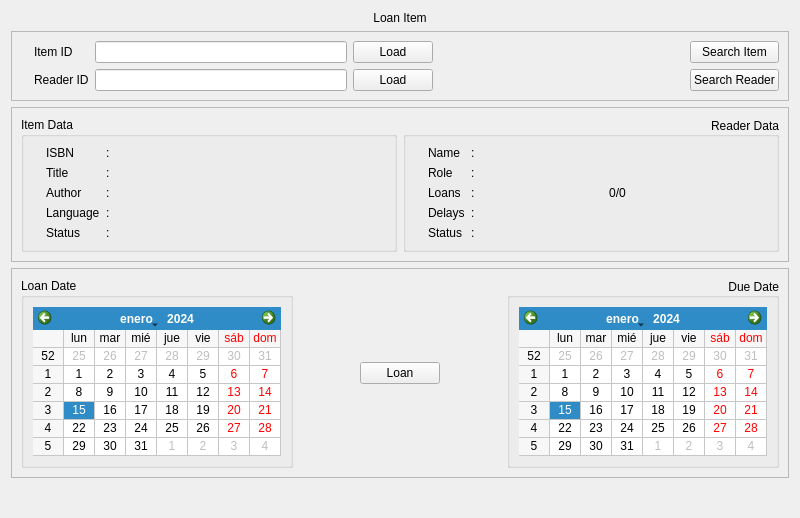
The window that src/Gui/mLoanReturnBook.ui (cagonza6/Buho) describes before a commit, drawn with Qt 5.
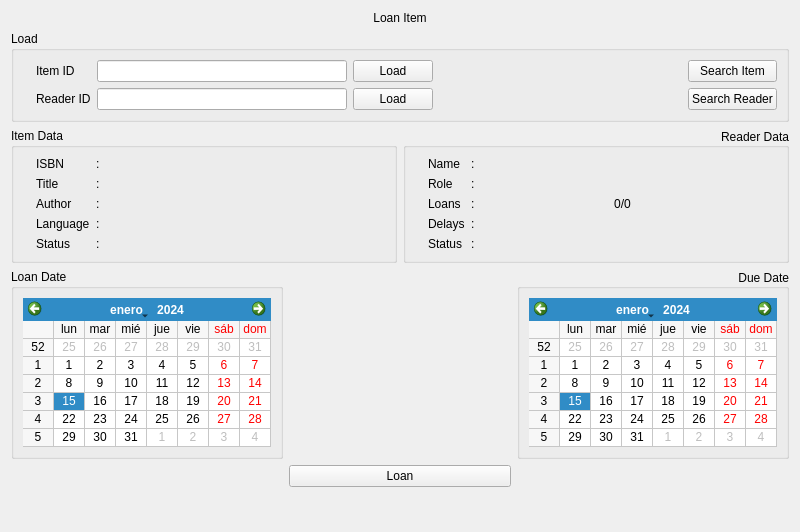
The same window after the commit. Icons and pictures are not drawn.

Commit message:
Loan, Return, Renew items have an improved Gui: button moved, less boxes
Search Users has the improved status icons, searchs by all the statuses

What changed in the file:
```diff
--- a/src/Gui/mLoanReturnBook.ui
+++ b/src/Gui/mLoanReturnBook.ui
@@ -7,7 +7,7 @@
     <x>0</x>
     <y>0</y>
     <width>800</width>
-    <height>518</height>
+    <height>532</height>
    </rect>
   </property>
   <property name="minimumSize">
@@ -40,12 +40,9 @@
     </widget>
    </item>
    <item>
-    <widget class="QFrame" name="frame_4">
-     <property name="frameShape">
-      <enum>QFrame::StyledPanel</enum>
-     </property>
-     <property name="frameShadow">
-      <enum>QFrame::Raised</enum>
+    <widget class="QGroupBox" name="groupBox_4">
+     <property name="title">
+      <string>Load</string>
      </property>
      <layout class="QGridLayout" name="gridLayout">
       <item row="0" column="1">
@@ -146,17 +143,132 @@
     </widget>
    </item>
    <item>
-    <widget class="QFrame" name="frame">
-     <property name="frameShape">
-      <enum>QFrame::StyledPanel</enum>
-     </property>
-     <property name="frameShadow">
-      <enum>QFrame::Raised</enum>
-     </property>
-     <layout class="QVBoxLayout" name="verticalLayout_2">
+    <layout class="QHBoxLayout" name="horizontalLayout_4">
       <item>
-       <layout class="QGridLayout" name="gridLayout_2">
+      <widget class="QGroupBox" name="groupItemData">
+       <property name="title">
+        <string>Item Data</string>
+       </property>
+       <layout class="QGridLayout" name="gridLayout_4" columnstretch="0,0,0,1">
+        <item row="4" column="3">
+         <widget class="QLabel" name="label_field_itemStatus">
+          <property name="text">
+           <string/>
+          </property>
+         </widget>
+        </item>
+        <item row="0" column="3">
+         <widget class="QLabel" name="label_field_isbn">
+          <property name="text">
+           <string/>
+          </property>
+         </widget>
+        </item>
+        <item row="1" column="2">
+         <widget class="QLabel" name="colon2">
+          <property name="text">
+           <string>:</string>
+          </property>
+         </widget>
+        </item>
+        <item row="3" column="1">
+         <widget class="QLabel" name="label_itemLanglabel_4">
+          <property name="text">
+           <string>Language</string>
+          </property>
+         </widget>
+        </item>
         <item row="1" column="1">
+         <widget class="QLabel" name="label_title">
+          <property name="text">
+           <string>Title</string>
+          </property>
+         </widget>
+        </item>
+        <item row="4" column="1">
+         <widget class="QLabel" name="label_item_status">
+          <property name="text">
+           <string>Status</string>
+          </property>
+         </widget>
+        </item>
+        <item row="2" column="1">
+         <widget class="QLabel" name="Label_author">
+          <property name="text">
+           <string>Author</string>
+          </property>
+         </widget>
+        </item>
+        <item row="3" column="2">
+         <widget class="QLabel" name="colon9">
+          <property name="text">
+           <string>:</string>
+          </property>
+         </widget>
+        </item>
+        <item row="0" column="2">
+         <widget class="QLabel" name="colon1">
+          <property name="text">
+           <string>:</string>
+          </property>
+         </widget>
+        </item>
+        <item row="0" column="1">
+         <widget class="QLabel" name="label_ISBN">
+          <property name="text">
+           <string>ISBN</string>
+          </property>
+         </widget>
+        </item>
+        <item row="4" column="0">
+         <widget class="QLabel" name="check_item">
+          <property name="text">
+           <string/>
+          </property>
+          <property name="pixmap">
+           <pixmap resource="myicons.qrc">:/status/resources/pixmap/icons/status/status-no.png</pixmap>
+          </property>
+         </widget>
+        </item>
+        <item row="2" column="2">
+         <widget class="QLabel" name="colon3">
+          <property name="text">
+           <string>:</string>
+          </property>
+         </widget>
+        </item>
+        <item row="4" column="2">
+         <widget class="QLabel" name="colon8">
+          <property name="text">
+           <string>:</string>
+          </property>
+         </widget>
+        </item>
+        <item row="3" column="3">
+         <widget class="QLabel" name="label_field_lang">
+          <property name="text">
+           <string/>
+          </property>
+         </widget>
+        </item>
+        <item row="1" column="3">
+         <widget class="QLabel" name="label_field_title">
+          <property name="text">
+           <string/>
+          </property>
+         </widget>
+        </item>
+        <item row="2" column="3">
+         <widget class="QLabel" name="label_field_author">
+          <property name="text">
+           <string/>
+          </property>
+         </widget>
+        </item>
+       </layout>
+      </widget>
+     </item>
+     <item>
          <widget class="QGroupBox" name="groupReaderData">
           <property name="title">
            <string>Reader Data</string>
@@ -318,145 +430,11 @@
           </layout>
          </widget>
         </item>
-        <item row="1" column="0">
-         <widget class="QGroupBox" name="groupItemData">
-          <property name="title">
-           <string>Item Data</string>
-          </property>
-          <layout class="QGridLayout" name="gridLayout_4" columnstretch="0,0,0,1">
-           <item row="4" column="3">
-            <widget class="QLabel" name="label_field_itemStatus">
-             <property name="text">
-              <string/>
-             </property>
-            </widget>
-           </item>
-           <item row="0" column="3">
-            <widget class="QLabel" name="label_field_isbn">
-             <property name="text">
-              <string/>
-             </property>
-            </widget>
-           </item>
-           <item row="1" column="2">
-            <widget class="QLabel" name="colon2">
-             <property name="text">
-              <string>:</string>
-             </property>
-            </widget>
-           </item>
-           <item row="3" column="1">
-            <widget class="QLabel" name="label_itemLanglabel_4">
-             <property name="text">
-              <string>Language</string>
-             </property>
-            </widget>
-           </item>
-           <item row="4" column="2">
-            <widget class="QLabel" name="colon8">
-             <property name="text">
-              <string>:</string>
-             </property>
-            </widget>
-           </item>
-           <item row="4" column="0">
-            <widget class="QLabel" name="check_item">
-             <property name="text">
-              <string/>
-             </property>
-             <property name="pixmap">
-              <pixmap resource="myicons.qrc">:/status/resources/pixmap/icons/status/status-no.png</pixmap>
-             </property>
-            </widget>
-           </item>
-           <item row="3" column="3">
-            <widget class="QLabel" name="label_field_lang">
-             <property name="text">
-              <string/>
-             </property>
-            </widget>
-           </item>
-           <item row="1" column="3">
-            <widget class="QLabel" name="label_field_title">
-             <property name="text">
-              <string/>
-             </property>
-            </widget>
-           </item>
-           <item row="2" column="3">
-            <widget class="QLabel" name="label_field_author">
-             <property name="text">
-              <string/>
-             </property>
-            </widget>
-           </item>
-           <item row="1" column="1">
-            <widget class="QLabel" name="label_title">
-             <property name="text">
-              <string>Title</string>
-             </property>
-            </widget>
-           </item>
-           <item row="4" column="1">
-            <widget class="QLabel" name="label_item_status">
-             <property name="text">
-              <string>Status</string>
-             </property>
-            </widget>
-           </item>
-           <item row="2" column="1">
-            <widget class="QLabel" name="Label_author">
-             <property name="text">
-              <string>Author</string>
-             </property>
-            </widget>
-           </item>
-           <item row="3" column="2">
-            <widget class="QLabel" name="colon9">
-             <property name="text">
-              <string>:</string>
-             </property>
-            </widget>
-           </item>
-           <item row="0" column="2">
-            <widget class="QLabel" name="colon1">
-             <property name="text">
-              <string>:</string>
-             </property>
-            </widget>
-           </item>
-           <item row="0" column="1">
-            <widget class="QLabel" name="label_ISBN">
-             <property name="text">
-              <string>ISBN</string>
-             </property>
-            </widget>
-           </item>
-           <item row="2" column="2">
-            <widget class="QLabel" name="colon3">
-             <property name="text">
-              <string>:</string>
-             </property>
-            </widget>
-           </item>
-          </layout>
-         </widget>
-        </item>
-       </layout>
-      </item>
-     </layout>
-    </widget>
+    </layout>
    </item>
    <item>
-    <widget class="QFrame" name="frame_3">
-     <property name="frameShape">
-      <enum>QFrame::StyledPanel</enum>
-     </property>
-     <property name="frameShadow">
-      <enum>QFrame::Raised</enum>
-     </property>
-     <layout class="QGridLayout" name="gridLayout_5">
-      <item row="0" column="4">
+    <layout class="QGridLayout" name="gridLayout_2">
+     <item row="0" column="2">
        <widget class="QGroupBox" name="groupCalendarDueDate">
         <property name="title">
          <string>Due Date</string>
@@ -487,39 +465,6 @@
         </layout>
        </widget>
       </item>
-      <item row="0" column="3">
-       <spacer name="horizontalSpacer_2">
-        <property name="orientation">
-         <enum>Qt::Horizontal</enum>
-        </property>
-        <property name="sizeHint" stdset="0">
-         <size>
-          <width>40</width>
-          <height>20</height>
-         </size>
-        </property>
-       </spacer>
-      </item>
-      <item row="0" column="1">
-       <spacer name="horizontalSpacer_4">
-        <property name="orientation">
-         <enum>Qt::Horizontal</enum>
-        </property>
-        <property name="sizeHint" stdset="0">
-         <size>
-          <width>40</width>
-          <height>20</height>
-         </size>
-        </property>
-       </spacer>
-      </item>
-      <item row="0" column="2">
-       <widget class="QPushButton" name="buttonAction">
-        <property name="text">
-         <string>Loan</string>
-        </property>
-       </widget>
-      </item>
       <item row="0" column="0">
        <widget class="QGroupBox" name="groupCalendarLoanDate">
         <property name="title">
@@ -571,8 +516,27 @@
         </layout>
        </widget>
       </item>
-     </layout>
-    </widget>
+     <item row="0" column="1">
+      <spacer name="horizontalSpacer_4">
+       <property name="orientation">
+        <enum>Qt::Horizontal</enum>
+       </property>
+       <property name="sizeHint" stdset="0">
+        <size>
+         <width>40</width>
+         <height>20</height>
+        </size>
+       </property>
+      </spacer>
+     </item>
+     <item row="1" column="1">
+      <widget class="QPushButton" name="buttonAction">
+       <property name="text">
+        <string>Loan</string>
+       </property>
+      </widget>
+     </item>
+    </layout>
    </item>
    <item>
     <spacer name="verticalSpacer">
```
Left out of the diff: 35 changed lines with no effect on the pictures. Lines whose indentation alone changed are shown as unchanged. The commit also changes 5 other files.
